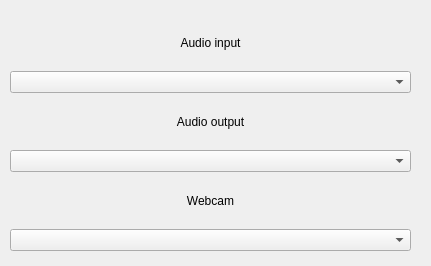
Above: src/client/gui/ui/menu.ui from khalilmasri/Skype before the change. Below: the same form after it.
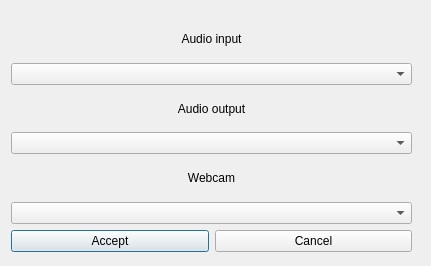
That is the form after the change.

Patch:
```diff
--- a/src/client/gui/ui/menu.ui
+++ b/src/client/gui/ui/menu.ui
@@ -13,17 +13,17 @@
   <property name="windowTitle">
    <string>Dialog</string>
   </property>
-  <widget class="QWidget" name="layoutWidget">
+  <widget class="QWidget" name="">
    <property name="geometry">
     <rect>
-     <x>10</x>
-     <y>20</y>
+     <x>11</x>
+     <y>21</y>
      <width>401</width>
      <height>231</height>
     </rect>
    </property>
-   <layout class="QVBoxLayout" name="verticalLayout">
-    <item>
+   <layout class="QGridLayout" name="gridLayout">
+    <item row="0" column="0">
      <widget class="QLabel" name="label">
       <property name="text">
        <string>Audio input</string>
@@ -33,14 +33,14 @@
       </property>
      </widget>
     </item>
-    <item>
+    <item row="1" column="0">
      <widget class="QComboBox" name="input_drop">
       <property name="modelColumn">
        <number>0</number>
       </property>
      </widget>
     </item>
-    <item>
+    <item row="2" column="0">
      <widget class="QLabel" name="label_3">
       <property name="text">
        <string>Audio output</string>
@@ -50,7 +50,7 @@
       </property>
      </widget>
     </item>
-    <item>
+    <item row="3" column="0">
      <widget class="QComboBox" name="output_drop">
       <property name="editable">
        <bool>false</bool>
@@ -69,7 +69,7 @@
       </property>
      </widget>
     </item>
-    <item>
+    <item row="4" column="0">
      <widget class="QLabel" name="label_2">
       <property name="text">
        <string>Webcam</string>
@@ -79,13 +79,31 @@
       </property>
      </widget>
     </item>
-    <item>
+    <item row="5" column="0">
      <widget class="QComboBox" name="webcam_drop">
       <property name="editable">
        <bool>false</bool>
       </property>
      </widget>
     </item>
+    <item row="6" column="0">
+     <layout class="QHBoxLayout" name="horizontalLayout">
+      <item>
+       <widget class="QPushButton" name="accept">
+        <property name="text">
+         <string>Accept</string>
+        </property>
+       </widget>
+      </item>
+      <item>
+       <widget class="QPushButton" name="cancel">
+        <property name="text">
+         <string>Cancel</string>
+        </property>
+       </widget>
+      </item>
+     </layout>
+    </item>
    </layout>
   </widget>
  </widget>
```
